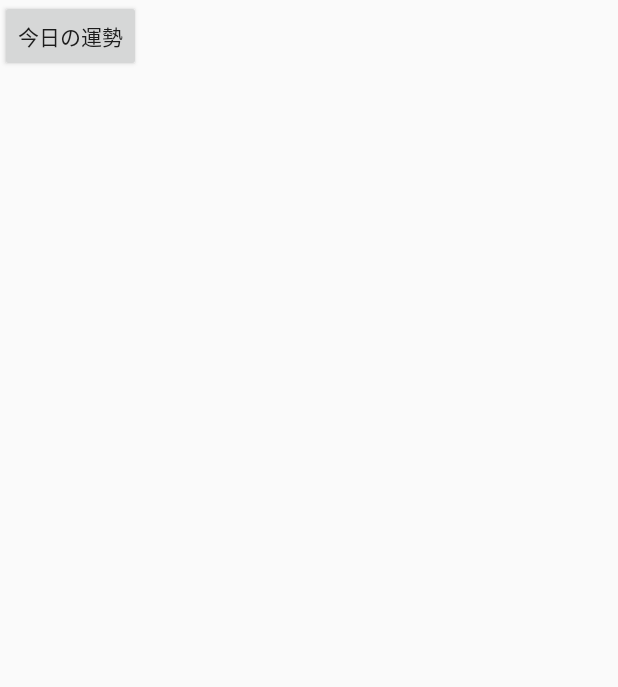
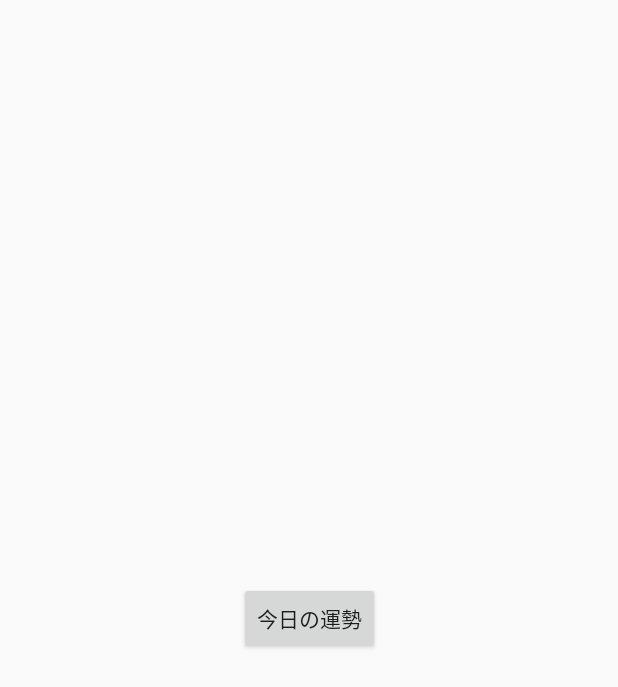
Before and after one commit to kay8/android_practice, an Android app: the layout activity_main.xml on its own in the app's theme, with its tools: preview values and no code run, on a phone screen of 412 x 824 dp. Shown: the top 687 px of the screen. Run offline under Robolectric (Android 15) with nearby library versions, the phone set to English and light mode, and no system bars.

Commit message:
handle click on main

```diff
--- a/app/src/main/AndroidManifest.xml
+++ b/app/src/main/AndroidManifest.xml
@@ -9,14 +9,15 @@
         android:roundIcon="@mipmap/ic_launcher_round"
         android:supportsRtl="true"
         android:theme="@style/AppTheme">
-        <activity android:name=".MainActivity"></activity>
-        <activity android:name=".UranaiActivity">
+        <activity android:name=".MainActivity">
             <intent-filter>
                 <action android:name="android.intent.action.MAIN" />
 
                 <category android:name="android.intent.category.LAUNCHER" />
             </intent-filter>
         </activity>
+        <activity android:name=".UranaiActivity">
+        </activity>
     </application>
 
 </manifest>
--- a/app/src/main/res/layout/activity_main.xml
+++ b/app/src/main/res/layout/activity_main.xml
@@ -7,10 +7,16 @@
     tools:context="xyz.kafeekantate.helloandroid.MainActivity">
 
     <Button
-        android:id="@+id/占いボタン"
+        android:id="@+id/uranaiButton"
         android:layout_width="wrap_content"
         android:layout_height="wrap_content"
+        android:layout_marginBottom="8dp"
+        android:layout_marginLeft="8dp"
+        android:layout_marginRight="8dp"
+        android:layout_marginTop="8dp"
         android:text="今日の運勢"
-        tools:layout_editor_absoluteX="147dp"
-        tools:layout_editor_absoluteY="230dp" />
+        app:layout_constraintBottom_toBottomOf="parent"
+        app:layout_constraintLeft_toLeftOf="parent"
+        app:layout_constraintRight_toRightOf="parent"
+        app:layout_constraintTop_toTopOf="parent" />
 </android.support.constraint.ConstraintLayout>
```
Also changed, not shown: app/src/main/java/xyz/kafeekantate/helloandroid/MainActivity.java (+10 -0 lines).
